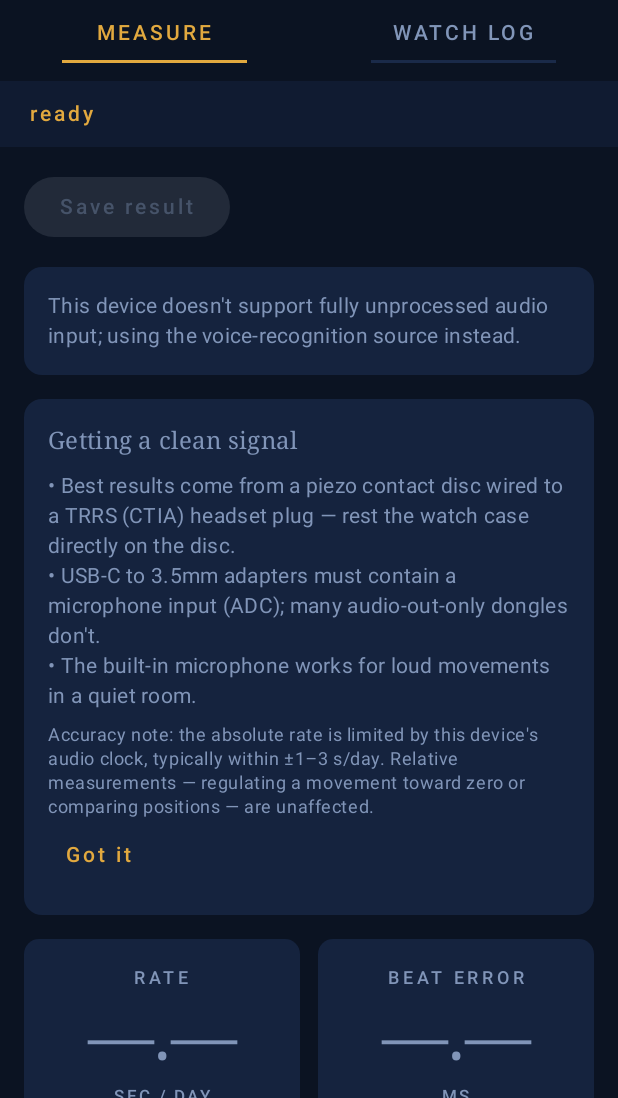
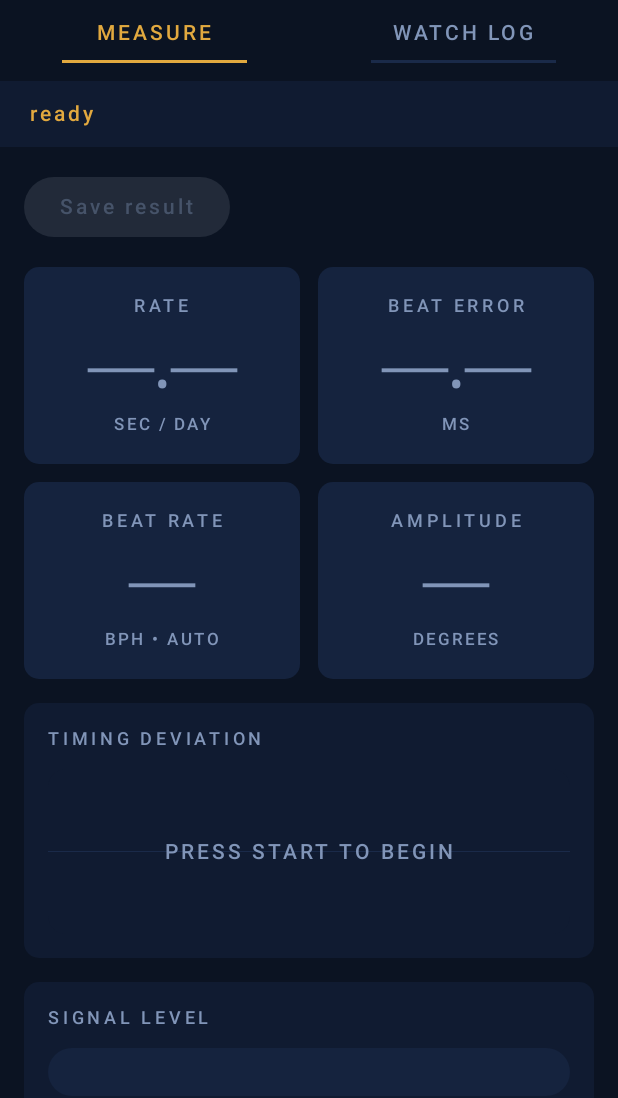
Before and after one commit to hittk/deadaccurate, an Android app built with Jetpack Compose: the screen it shows after launch (MainActivity), on a phone screen of 412 x 824 dp, the part 138-1236 px from its top. Run offline under Robolectric (Android 15) with nearby library versions, the phone set to English and light mode, and no system bars; 6 statements that could not run were skipped.

Commit message:
Measure face cleanup: notices to the bottom, halve the trace height
- Informational messages (input lost, no-ticks hint, errors, onboarding)
  now sit below the instrument and controls instead of pushing the stat
  cards down.
- The voice-recognition-source notice is gone entirely — it described a
  device property the user cannot act on.
- TIMING DEVIATION tape at half its former height (110 dp).

Version 0.4.2 (versionCode 14).

Co-Authored-By: Claude Fable 5 <noreply@anthropic.com>
Claude-Session: https://claude.ai/code/session_01Pv7YYZx1RhLA9ZyEXUDngJ

```diff
--- a/app/build.gradle.kts
+++ b/app/build.gradle.kts
@@ -12,8 +12,8 @@ android {
         applicationId = "com.deadaccurate.app"
         minSdk = libs.versions.minSdk.get().toInt()
         targetSdk = libs.versions.targetSdk.get().toInt()
-        versionCode = 13
-        versionName = "0.4.1"
+        versionCode = 14
+        versionName = "0.4.2"
     }
 
     // One committed keystore signs every build type in every environment
--- a/app/src/main/java/com/deadaccurate/app/ui/BeatTrace.kt
+++ b/app/src/main/java/com/deadaccurate/app/ui/BeatTrace.kt
@@ -35,7 +35,7 @@ fun BeatTrace(
     Canvas(
         modifier = modifier
             .fillMaxWidth()
-            .height(220.dp)
+            .height(110.dp)
             .background(background, RoundedCornerShape(12.dp)),
     ) {
         val midY = size.height / 2f
--- a/app/src/main/java/com/deadaccurate/app/ui/OnboardingCard.kt
+++ b/app/src/main/java/com/deadaccurate/app/ui/OnboardingCard.kt
@@ -69,12 +69,6 @@ fun Notices(state: TimegrapherUiState, onDismissInputLost: () -> Unit) {
                 "watch more firmly against the microphone.",
         )
     }
-    if (!state.unprocessedSupported) {
-        NoticeCard(
-            text = "This device doesn't support fully unprocessed audio " +
-                "input; using the voice-recognition source instead.",
-        )
-    }
     state.startErrorCode?.let { code ->
         NoticeCard(text = "Couldn't start audio capture (error $code).")
     }
--- a/app/src/main/java/com/deadaccurate/app/ui/TimegrapherScreen.kt
+++ b/app/src/main/java/com/deadaccurate/app/ui/TimegrapherScreen.kt
@@ -168,10 +168,6 @@ private fun MeasureContent(state: TimegrapherUiState, actions: CaptureActions) {
         verticalArrangement = Arrangement.spacedBy(16.dp),
     ) {
         ResultActions(state, actions.watchLog)
-        Notices(state, actions.onDismissInputLost)
-        if (!state.onboardingDismissed) {
-            OnboardingCard(onDismiss = actions.onDismissOnboarding)
-        }
         StatCardsGrid(state)
         TracePanel(state)
         SignalPanel(state)
@@ -198,6 +194,12 @@ private fun MeasureContent(state: TimegrapherUiState, actions: CaptureActions) {
         LiftAngleControl(state.liftAngleDeg, actions.onSetLiftAngle)
 
         AdvancedSection(state, actions)
+
+        // Informational messages live below the instrument, out of the way.
+        Notices(state, actions.onDismissInputLost)
+        if (!state.onboardingDismissed) {
+            OnboardingCard(onDismiss = actions.onDismissOnboarding)
+        }
     }
 }
 
```
